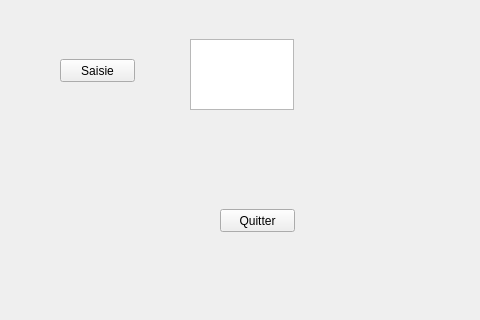
This is mainwindow.ui in benjamin-milhet/Carte_Sans_Contact_MIFARE as Qt 5 draws it before an edit; both pictures show x 0 to 480 and y 121 to 441 of the 800 by 600 pixel window. The edited form follows.
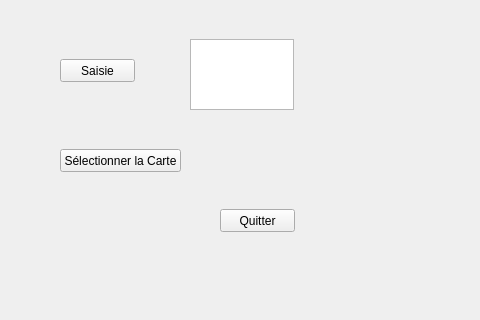
This is the edited form.

Commit message: Lecture du contenu de la carte plusieurs fois

The edit to the form file:
```diff
--- a/mainwindow.ui
+++ b/mainwindow.ui
@@ -73,6 +73,19 @@
      <string>Quitter</string>
     </property>
    </widget>
+   <widget class="QPushButton" name="connectCarte">
+    <property name="geometry">
+     <rect>
+      <x>60</x>
+      <y>270</y>
+      <width>121</width>
+      <height>23</height>
+     </rect>
+    </property>
+    <property name="text">
+     <string>Sélectionner la Carte</string>
+    </property>
+   </widget>
   </widget>
   <widget class="QMenuBar" name="menubar">
    <property name="geometry">
```
The commit also changes 5 other files.
